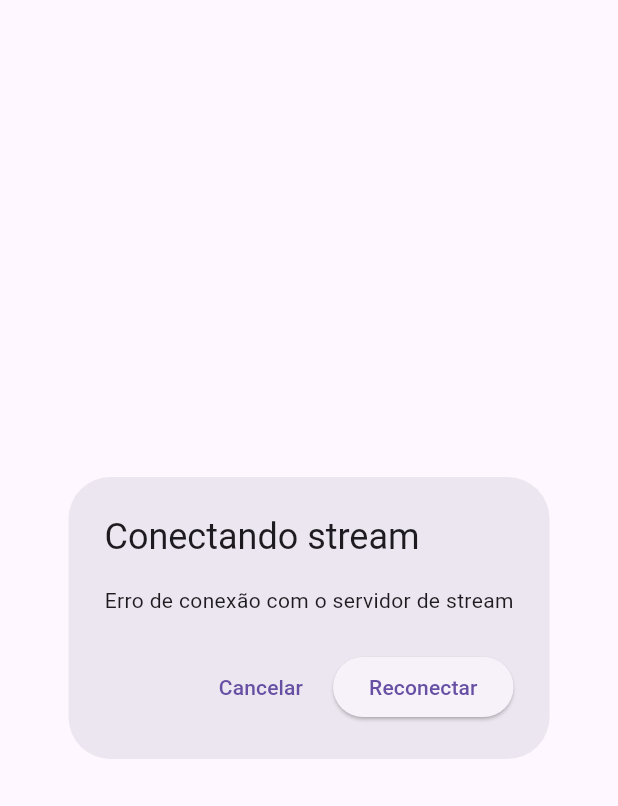
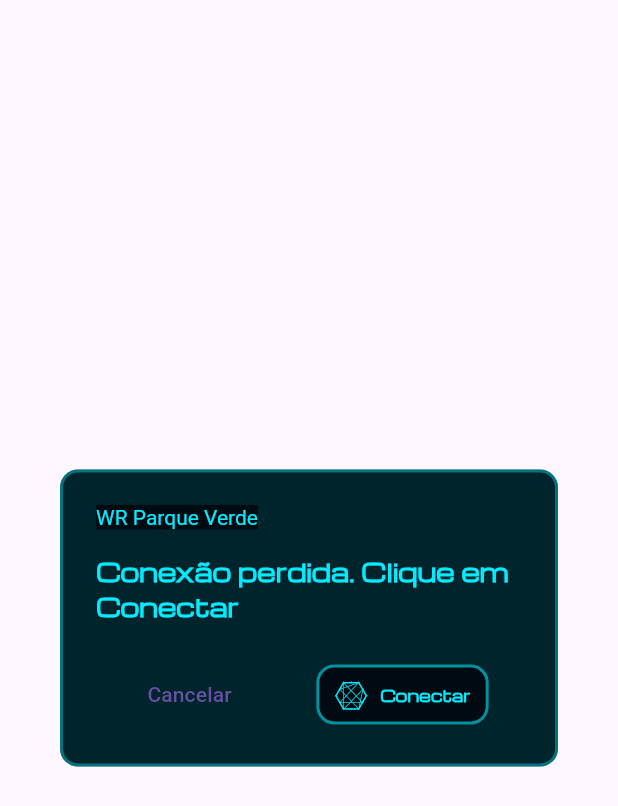
Before and after one commit to PauloDev13/webradio_parque_verde, a Flutter app: the ErroDialogConnection widget shown alone on an empty page, opened directly with empty values, on a phone screen of 412 x 824 dp. Shown: the top 806 px of the screen. Run offline on Flutter 3.47's test engine with Material 3 defaults, Android fonts, the phone set to English and light mode, and no system bars; our stand-ins replace animated_splash_screen, audio_service, font_awesome_flutter, just_audio, lottie, page_transition; network calls fail.

Commit message:
Refactoring error handling when connecting to the stream server

```diff
--- a/lib/components/erro_dialog_connection.dart
+++ b/lib/components/erro_dialog_connection.dart
@@ -1,4 +1,8 @@
 import 'package:flutter/material.dart';
+import 'package:font_awesome_flutter/font_awesome_flutter.dart';
+import 'package:webradio_parque_verde/constants.dart';
+
+import 'button_social_media.dart';
 
 class ErroDialogConnection extends StatelessWidget {
   final VoidCallback onRetry;
@@ -7,18 +11,30 @@ class ErroDialogConnection extends StatelessWidget {
   @override
   Widget build(BuildContext context) {
     return AlertDialog(
-      title: const Text('Conectando stream'),
-      content: const Text('Erro de conexão com o servidor de stream'),
-      actions: [
+      title: const Text('WR Parque Verde'),
+      titleTextStyle: TextStyle(color: kColor2, backgroundColor: kColor3),
+      content: const Text('Conexão perdida. Clique em Conectar'),
+      shape: RoundedRectangleBorder(
+        borderRadius: BorderRadius.circular(12),
+        side: BorderSide(width: 2, color: kColor2.withAlpha(100)),
+      ),
+      actionsAlignment: MainAxisAlignment.spaceAround,
+      backgroundColor: kColor3,
+      contentTextStyle: kArtistTextStyle,
+      surfaceTintColor: kColor2,
+      actions: <Widget>[
         TextButton(
           onPressed: () => Navigator.of(context).pop(),
           child: Text('Cancelar'),
         ),
-        ElevatedButton(
-          onPressed: () {
-            onRetry();
-          },
-          child: Text('Reconectar'),
+        ButtonSocialMedia(
+          onPressed: onRetry,
+          icon: FontAwesomeIcons.connectdevelop,
+          iconColor: kColor2,
+          borderColor: kColorBorderButton.withValues(alpha: 0.6),
+          labelColor: kColor2,
+          label: 'Conectar',
+          iconSize: 20,
         ),
       ],
     );
--- a/lib/constants.dart
+++ b/lib/constants.dart
@@ -29,7 +29,7 @@ const kASongTextStyle = TextStyle(
 );
 
 const kErroConexaoStyle = TextStyle(
-  fontSize: 12,
+  fontSize: 16,
   fontFamily: 'Michroma',
   color: Colors.redAccent,
   fontWeight: FontWeight.bold,
```
Also changed, not shown: lib/pages/radio_player_page.dart (+32 -46 lines), lib/utils/radio_service.dart (+19 -9 lines).
